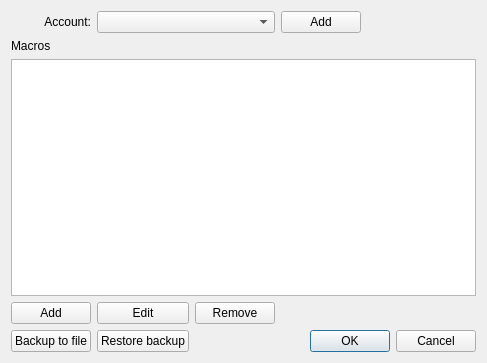
First picture: the form in macroeditor.ui, repository TheAnswer/Launchpad, before the edit.
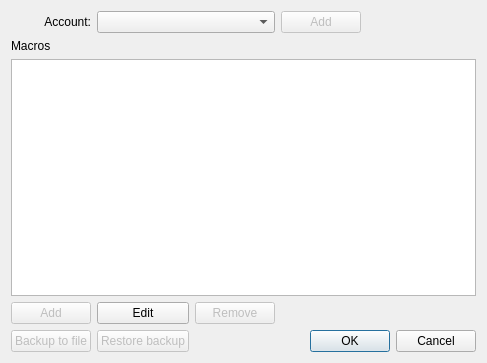
Second picture: the form after the edit.

Commit message: [added] more macroeditor logic

```diff
--- a/macroeditor.ui
+++ b/macroeditor.ui
@@ -29,6 +29,9 @@
    </item>
    <item row="0" column="3">
     <widget class="QPushButton" name="pushButton_add_account">
+     <property name="enabled">
+      <bool>false</bool>
+     </property>
      <property name="text">
       <string>Add</string>
      </property>
@@ -56,6 +59,9 @@
    </item>
    <item row="3" column="0">
     <widget class="QPushButton" name="pushButton_add_macro">
+     <property name="enabled">
+      <bool>false</bool>
+     </property>
      <property name="text">
       <string>Add</string>
      </property>
@@ -70,6 +76,9 @@
    </item>
    <item row="3" column="2">
     <widget class="QPushButton" name="pushButton_remove">
+     <property name="enabled">
+      <bool>false</bool>
+     </property>
      <property name="text">
       <string>Remove</string>
      </property>
@@ -90,6 +99,9 @@
    </item>
    <item row="4" column="0">
     <widget class="QPushButton" name="pushButton_backup">
+     <property name="enabled">
+      <bool>false</bool>
+     </property>
      <property name="text">
       <string>Backup to file</string>
      </property>
@@ -97,6 +109,9 @@
    </item>
    <item row="4" column="1">
     <widget class="QPushButton" name="pushButton_restore">
+     <property name="enabled">
+      <bool>false</bool>
+     </property>
      <property name="text">
       <string>Restore backup</string>
      </property>
```
Left out of the diff: 7 changed lines with no effect on the pictures. The commit also changes 6 other files.
